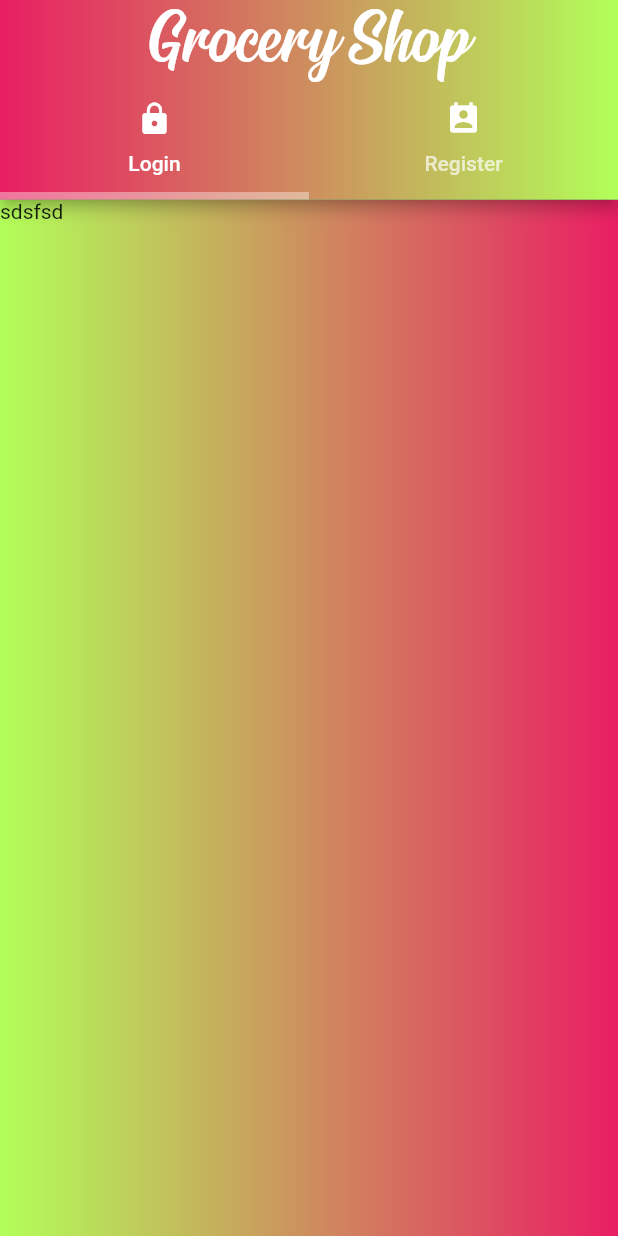
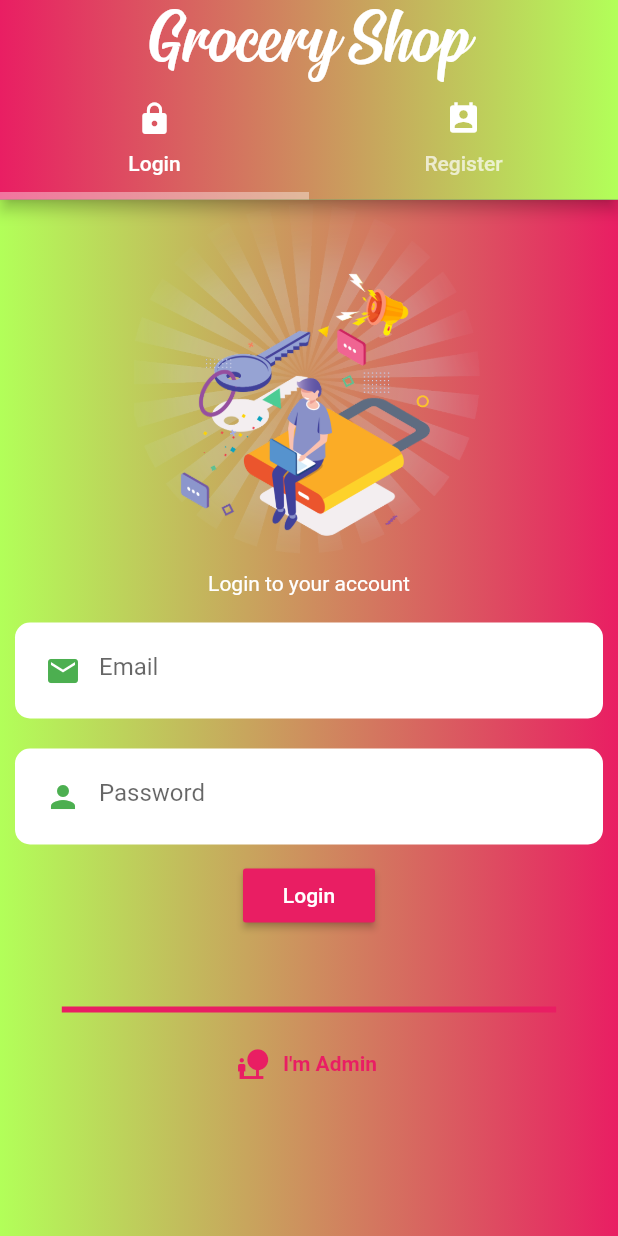
Before and after one commit to nirbhaynaruka/grocery, a Flutter app: the screen it shows after launch, on a phone screen of 412 x 824 dp. Run offline on Flutter 3.47's test engine with Material 2 defaults, Android fonts, the phone set to English and light mode, and no system bars; our stand-ins replace cloud_firestore, firebase_auth, firebase_storage, fluttertoast, image_picker, shared_preferences; accounts and stored records are empty.

Commit message:
Video 6 Complete

```diff
--- a/lib/Authentication/login.dart
+++ b/lib/Authentication/login.dart
@@ -13,8 +13,96 @@ class Login extends StatefulWidget {
 }
 
 class _LoginState extends State<Login> {
+  final TextEditingController _emailTextEditingController =
+      TextEditingController();
+  final TextEditingController _passwordTextEditingController =
+      TextEditingController();
+  final GlobalKey<FormState> _formkey = GlobalKey<FormState>();
+
   @override
   Widget build(BuildContext context) {
-    return Text("sdsfsd");
+    double _screenWidth = MediaQuery.of(context).size.width,
+        _screenHeight = MediaQuery.of(context).size.height;
+    return SingleChildScrollView(
+      child: Container(
+        child: Column(
+          mainAxisSize: MainAxisSize.max,
+          children: [
+            Container(
+              alignment: Alignment.bottomCenter,
+              child: Image.asset(
+                "images/login.png",
+                height: 240.0,
+                width: 240.0,
+              ),
+            ),
+            Padding(
+              padding: EdgeInsets.all(8.0),
+              child: Text(
+                "Login to your account",
+                style: TextStyle(
+                  color: Colors.white,
+                ),
+              ),
+            ),
+            Form(
+              key: _formkey,
+              child: Column(
+                children: [
+                  CustomTextField(
+                    controller: _emailTextEditingController,
+                    data: Icons.email,
+                    hintText: "Email",
+                    isObsecure: false,
+                  ),
+                  CustomTextField(
+                    controller: _passwordTextEditingController,
+                    data: Icons.person,
+                    hintText: "Password",
+                    isObsecure: true,
+                  ),
+                ],
+              ),
+            ),
+            RaisedButton(
+              onPressed: () {
+                _emailTextEditingController.text.isNotEmpty &&
+                        _passwordTextEditingController.text.isNotEmpty
+                    ? loginUser()
+                    : showDialog(
+                        context: context,
+                        builder: (c) {
+                          return ErrorAlertDialog(message: "Please write Email and Password",)
+                        }
+                      );
+              },
+              color: Colors.pink,
+              child: Text(
+                "Login",
+                style: TextStyle(color: Colors.white),
+              ),
+            ),
+            SizedBox(height: 50.0),
+            Container(
+              height: 4.0,
+              width: _screenWidth * 0.8,
+              color: Colors.pink,
+            ),
+            SizedBox(height: 10.0),
+            FlatButton.icon(
+              onPressed: () => Navigator.push(context, MaterialPageRoute(builder: (context) => AdminSignInPage())),
+              icon: (Icon(Icons.nature_people, color: Colors.pink,)),
+              label: Text("I'm Admin", style: TextStyle(color: Colors.pink, fontWeight: FontWeight.bold),),),
+          ],
+        ),
+      ),
+    );
+  }
+
+  void loginUser() async {
+    showDialog(context: context,
+    builder: (c) {
+      return LoadingAlertDialog(message: "Authenticating, Please wait...",);
+    })
   }
 }
--- a/lib/Authentication/register.dart
+++ b/lib/Authentication/register.dart
@@ -86,7 +86,7 @@ class _RegisterState extends State<Register> {
                       isObsecure: true,
                     ),
                   ],
-                )),
+                ),),
             RaisedButton(
               onPressed: () => ("clicked"),
               color: Colors.pink,
```
